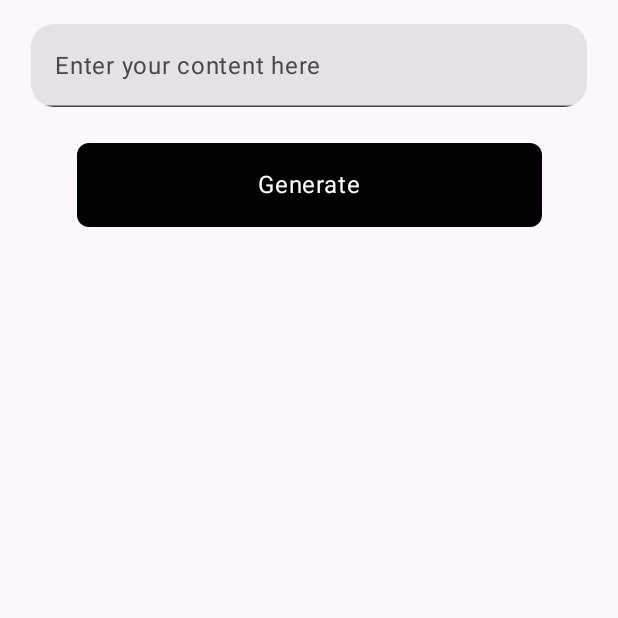
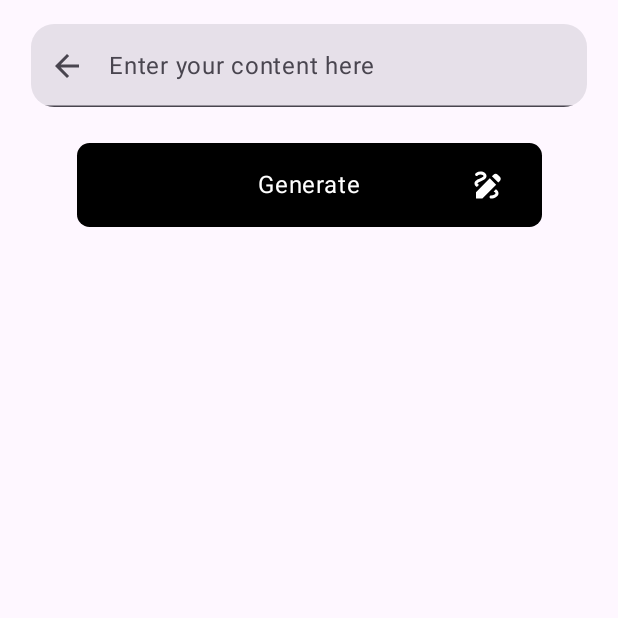
Before and after one commit to Gomida05/QRCode-Generator, an Android app built with Jetpack Compose: the screen it shows after launch (MainActivity), after a tap on "Generate QR", on a phone screen of 412 x 824 dp, the top half of it. Run offline under Robolectric (Android 15) with nearby library versions, the phone set to English and light mode, and no system bars.

Commit message:
new update

```diff
--- a/New source code/app/src/main/java/com/das/myqrcode/ui/generator/GenerateQRCode.kt
+++ b/New source code/app/src/main/java/com/das/myqrcode/ui/generator/GenerateQRCode.kt
@@ -1,5 +1,4 @@
 package com.das.myqrcode.ui.generator
-
 
 import android.content.Context
 import android.graphics.Bitmap
@@ -22,8 +21,10 @@ import androidx.compose.foundation.shape.RoundedCornerShape
 import androidx.compose.foundation.text.KeyboardActions
 import androidx.compose.foundation.text.KeyboardOptions
 import androidx.compose.material.icons.Icons
+import androidx.compose.material.icons.automirrored.filled.ArrowBack
 import androidx.compose.material.icons.filled.Close
 import androidx.compose.material.icons.filled.Delete
+import androidx.compose.material.icons.filled.Draw
 import androidx.compose.material.icons.filled.Save
 import androidx.compose.material3.Button
 import androidx.compose.material3.Icon
@@ -34,7 +35,6 @@ import androidx.compose.material3.Text
 import androidx.compose.material3.TextButton
 import androidx.compose.material3.TextField
 import androidx.compose.runtime.Composable
-import androidx.compose.runtime.MutableState
 import androidx.compose.runtime.mutableStateOf
 import androidx.compose.runtime.remember
 import androidx.compose.ui.Alignment
@@ -59,13 +59,12 @@ import java.io.IOException
 import kotlin.Any
 
 
+@Composable
+fun GenerateQRCode(onNavigateBack: ()-> Unit = {}, textValue: String = "") {
 
-@Composable
-fun GenerateQRCode(onNavigateBack: ()-> Unit, textValue: String = "") {
-
-    val textState: MutableState<String> = remember { mutableStateOf(textValue) }
+    val textState = remember { mutableStateOf(textValue) }
     val context = LocalContext.current
-    val bitmapState: MutableState<ImageBitmap?> = remember { mutableStateOf(null) }
+    val bitmapState = remember { mutableStateOf<ImageBitmap?>(null) }
 
     val saveQrCodeLauncher = rememberLauncherForActivityResult(
         contract = ActivityResultContracts.OpenDocumentTree(),
@@ -108,11 +107,19 @@ fun GenerateQRCode(onNavigateBack: ()-> Unit, textValue: String = "") {
                     .clip(RoundedCornerShape(28)),
 
                 textStyle = MaterialTheme.typography.bodyMedium,
+
+                leadingIcon = {
+                    IconButton(onClick = onNavigateBack) {
+                        Icon(imageVector = Icons.AutoMirrored.Default.ArrowBack, "navigateUp")
+                    }
+                },
+
+
                 trailingIcon = {
                     if (textState.value.isNotEmpty()) {
                         IconButton(onClick = { textState.value = "" }) {
                             Icon(
-                                painter = rememberVectorPainter(Icons.Default.Close),
+                                imageVector = Icons.Default.Close,
                                 contentDescription = "Clear"
                             )
                         }
@@ -151,9 +158,25 @@ fun GenerateQRCode(onNavigateBack: ()-> Unit, textValue: String = "") {
                     .padding(vertical = 8.dp)
                     .align(Alignment.CenterHorizontally)
                     .height(56.dp),
-                shape = MaterialTheme.shapes.large
+                shape = RoundedCornerShape(15)
             ) {
-                Text("Generate", style = MaterialTheme.typography.bodyLarge)
+
+                Box(
+                    modifier = Modifier.fillMaxWidth()
+                ) {
+                    Text(
+                        "Generate",
+                        style = MaterialTheme.typography.bodyLarge,
+                        modifier = Modifier.align(Alignment.Center)
+                    )
+
+                    Icon(
+                        imageVector = Icons.Default.Draw,
+                        "",
+                        modifier = Modifier
+                            .align(Alignment.CenterEnd)
+                    )
+                }
             }
 
             bitmapState.value?.let { imageBitmap ->
@@ -299,7 +322,7 @@ private fun saveQRCodeToExternalStorage(uri: Uri, bitmap: ImageBitmap?, context:
             try {
                 val outputStream = context.contentResolver.openOutputStream(it.uri)
                 outputStream?.let { os ->
-                    bitmap?.asAndroidBitmap()?.compress(Bitmap.CompressFormat.PNG, 100, os)
+                    bitmap?.asAndroidBitmap()?.compress(Bitmap.CompressFormat.JPEG, 100, os)
                     os.close()
 
                     // Scan the file so it appears in the gallery
```
Also changed, not shown: New source code/app/build.gradle.kts (+25 -14 lines), New source code/app/src/main/AndroidManifest.xml (+5 -4 lines), New source code/app/src/main/java/com/das/myqrcode/ui/generator/GenerateBarCode.kt (+23 -2 lines), New source code/app/src/main/res/xml/backup_rules.xml (deleted, +0 -13 lines), New source code/app/src/main/res/xml/data_extraction_rules.xml (deleted, +0 -19 lines).
